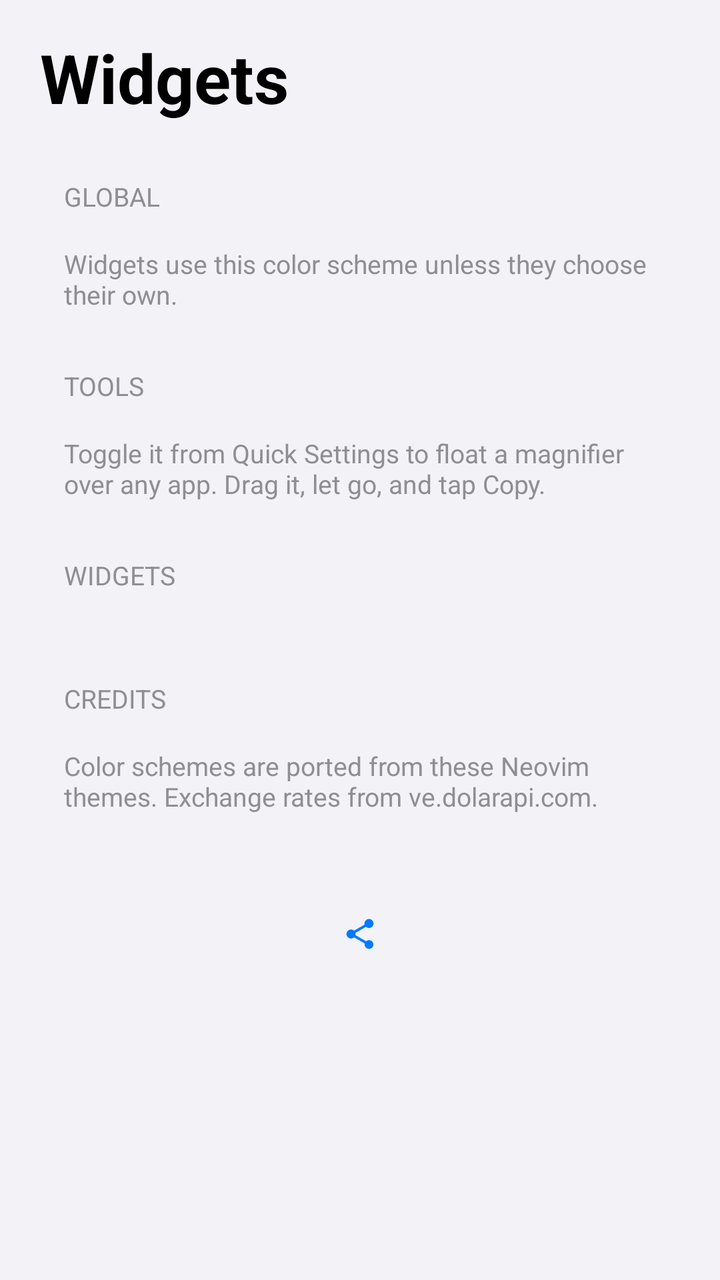
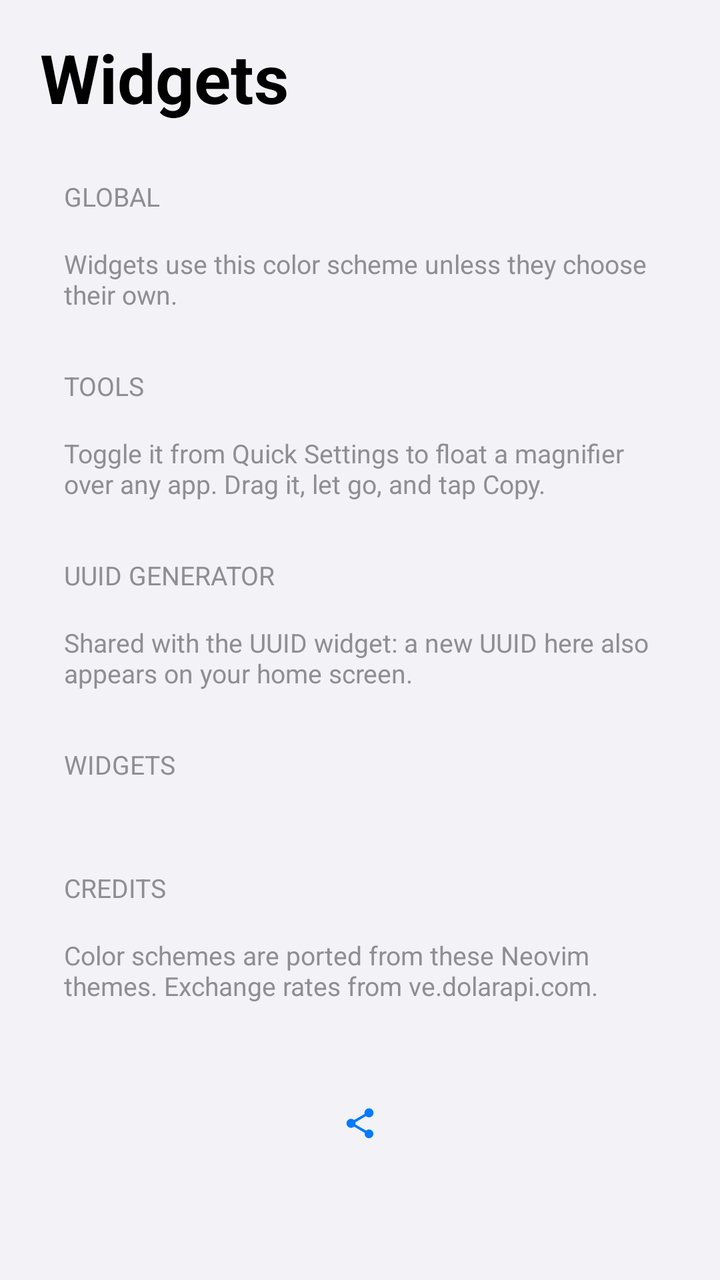

Screens rendered from an Android XML layout before and after an edit, with the pre-edit source and the edit as a unified diff.
<!-- AndroidManifest.xml: application theme Theme.WidgetKit -->
<!-- res/layout/activity_main.xml -->
<?xml version="1.0" encoding="utf-8"?>
<ScrollView xmlns:android="http://schemas.android.com/apk/res/android"
    android:id="@+id/root"
    android:layout_width="match_parent"
    android:layout_height="match_parent"
    android:clipToPadding="false"
    android:fillViewport="true">

    <LinearLayout
        android:id="@+id/content"
        android:layout_width="match_parent"
        android:layout_height="wrap_content"
        android:orientation="vertical"
        android:paddingStart="16dp"
        android:paddingEnd="16dp"
        android:paddingBottom="24dp">

        <TextView
            android:layout_width="wrap_content"
            android:layout_height="wrap_content"
            android:layout_marginStart="4dp"
            android:layout_marginTop="16dp"
            android:text="@string/settings_title"
            android:textColor="@color/app_label"
            android:textSize="34sp"
            android:textStyle="bold" />

        
        <TextView
            style="@style/SettingsSectionHeader"
            android:text="@string/settings_section_global" />

        <LinearLayout
            android:id="@+id/global_list"
            style="@style/SettingsList" />

        <TextView
            style="@style/SettingsFooter"
            android:text="@string/settings_global_footer" />

        
        <TextView
            style="@style/SettingsSectionHeader"
            android:text="@string/settings_section_tools" />

        <LinearLayout
            android:id="@+id/tools_list"
            style="@style/SettingsList" />

        <TextView
            style="@style/SettingsFooter"
            android:text="@string/settings_tools_footer" />

        
        <TextView
            style="@style/SettingsSectionHeader"
            android:text="@string/settings_section_widgets" />

        <LinearLayout
            android:id="@+id/accordion"
            android:layout_width="match_parent"
            android:layout_height="wrap_content"
            android:orientation="vertical" />

        
        <TextView
            style="@style/SettingsSectionHeader"
            android:layout_marginTop="36dp"
            android:text="@string/settings_section_credits" />

        <LinearLayout
            android:id="@+id/credits_list"
            style="@style/SettingsList" />

        <TextView
            style="@style/SettingsFooter"
            android:text="@string/settings_credits_footer" />

        
        <LinearLayout
            android:layout_width="wrap_content"
            android:layout_height="wrap_content"
            android:layout_gravity="center_horizontal"
            android:layout_marginTop="40dp"
            android:gravity="center_vertical"
            android:orientation="horizontal">

            <TextView
                android:id="@+id/app_version"
                android:layout_width="wrap_content"
                android:layout_height="wrap_content"
                android:textColor="@color/app_secondary_label"
                android:textIsSelectable="true"
                android:textSize="13sp" />

            <ImageView
                android:id="@+id/share_version"
                android:layout_width="40dp"
                android:layout_height="40dp"
                android:background="?android:attr/selectableItemBackgroundBorderless"
                android:contentDescription="@string/settings_share_version"
                android:padding="11dp"
                android:src="@drawable/ic_share"
                android:tint="@color/app_tint" />
        </LinearLayout>
    </LinearLayout>
</ScrollView>
<!-- resources referenced by this layout -->
<resources>
  <color name="app_label">#FF000000</color>
  <color name="app_secondary_label">#FF8E8E93</color>
  <color name="app_tint">#FF007AFF</color>
  <string name="settings_credits_footer">Color schemes are ported from these Neovim themes. Exchange rates from ve.dolarapi.com.</string>
  <string name="settings_global_footer">Widgets use this color scheme unless they choose their own.</string>
  <string name="settings_section_credits">CREDITS</string>
  <string name="settings_section_global">GLOBAL</string>
  <string name="settings_section_tools">TOOLS</string>
  <string name="settings_section_widgets">WIDGETS</string>
  <string name="settings_share_version">Share download link</string>
  <string name="settings_title">Widgets</string>
  <string name="settings_tools_footer">Toggle it from Quick Settings to float a magnifier over any app. Drag it, let go, and tap Copy.</string>
  <style name="SettingsFooter">
          <item name="android:layout_width">match_parent</item>
          <item name="android:layout_height">wrap_content</item>
          <item name="android:layout_marginStart">16dp</item>
          <item name="android:layout_marginTop">8dp</item>
          <item name="android:layout_marginEnd">16dp</item>
          <item name="android:textColor">@color/app_secondary_label</item>
          <item name="android:textSize">13sp</item>
      </style>
  <style name="SettingsList">
          <item name="android:layout_width">match_parent</item>
          <item name="android:layout_height">wrap_content</item>
          <item name="android:background">@drawable/app_card</item>
          <item name="android:orientation">vertical</item>
      </style>
  <style name="SettingsSectionHeader">
          <item name="android:layout_width">wrap_content</item>
          <item name="android:layout_height">wrap_content</item>
          <item name="android:layout_marginStart">16dp</item>
          <item name="android:layout_marginTop">28dp</item>
          <item name="android:layout_marginBottom">8dp</item>
          <item name="android:textColor">@color/app_secondary_label</item>
          <item name="android:textSize">13sp</item>
      </style>
  <style name="Theme.WidgetKit" parent="Theme.MaterialComponents.DayNight.NoActionBar">
          <item name="colorPrimary">@color/app_tint</item>
          <item name="colorPrimaryVariant">@color/app_tint</item>
          <item name="colorOnPrimary">@color/white</item>
          <item name="colorSecondary">@color/app_tint</item>
          <item name="colorOnSecondary">@color/white</item>
          <item name="android:colorBackground">@color/app_grouped_background</item>
          <item name="android:windowBackground">@color/app_grouped_background</item>
          <item name="android:windowLightStatusBar">true</item>
          <item name="android:windowLightNavigationBar" tools:targetApi="27">true</item>
      </style>
  <!-- drawable app_card (drawable) -->
  <?xml version="1.0" encoding="utf-8"?>
  <shape xmlns:android="http://schemas.android.com/apk/res/android" android:shape="rectangle">
      <solid android:color="@color/app_card" />
      <corners android:radius="12dp" />
  </shape>
  <color name="white">#FFFFFFFF</color>
  <color name="app_grouped_background">#FFF2F2F7</color>
  <color name="app_card">#FFFFFFFF</color>
  <!-- unchanged entries left out for length: 1 -->
</resources>

<!-- the commit's change to res/layout/activity_main.xml (unified diff, before → after) -->
@@ -54,6 +54,19 @@
         
         <TextView
             style="@style/SettingsSectionHeader"
+            android:text="@string/settings_section_uuid" />
+
+        <LinearLayout
+            android:id="@+id/uuid_list"
+            style="@style/SettingsList" />
+
+        <TextView
+            style="@style/SettingsFooter"
+            android:text="@string/settings_uuid_footer" />
+
+        
+        <TextView
+            style="@style/SettingsSectionHeader"
             android:text="@string/settings_section_widgets" />
 
         <LinearLayout
<!-- resource entries referenced after the edit -->
@@ -8,10 +8,12 @@
   <string name="settings_section_credits">CREDITS</string>
   <string name="settings_section_global">GLOBAL</string>
   <string name="settings_section_tools">TOOLS</string>
+  <string name="settings_section_uuid">UUID GENERATOR</string>
   <string name="settings_section_widgets">WIDGETS</string>
   <string name="settings_share_version">Share download link</string>
   <string name="settings_title">Widgets</string>
   <string name="settings_tools_footer">Toggle it from Quick Settings to float a magnifier over any app. Drag it, let go, and tap Copy.</string>
+  <string name="settings_uuid_footer">Shared with the UUID widget: a new UUID here also appears on your home screen.</string>
   <style name="SettingsFooter">
           <item name="android:layout_width">match_parent</item>
           <item name="android:layout_height">wrap_content</item>
